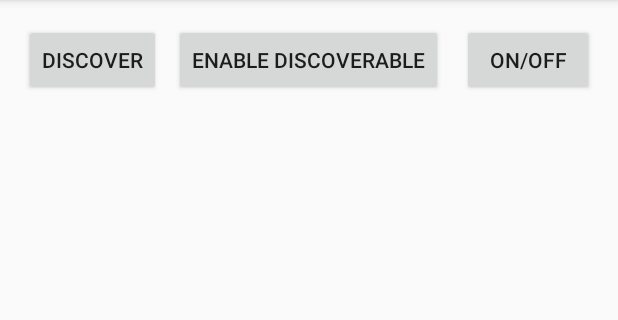
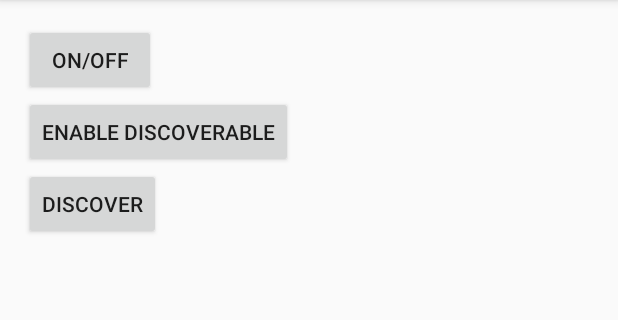
Before and after one commit to uvaishzafri/kavach, an Android app: the Setting screen opened directly, with no data from a screen before it, on a phone screen of 412 x 824 dp, the part 84-404 px from its top. Run offline under Robolectric (Android 15) with nearby library versions, the phone set to English and light mode, and no system bars.

Commit message:
minor bug fixes

```diff
--- a/app/src/main/AndroidManifest.xml
+++ b/app/src/main/AndroidManifest.xml
@@ -17,7 +17,7 @@
         android:roundIcon="@mipmap/ic_launcher_round"
         android:supportsRtl="true"
         android:theme="@style/AppTheme">
-        <activity android:name=".settings"></activity>
+        <activity android:name=".Setting"></activity>
         <activity android:name=".profile" />
         <activity android:name=".contacts" />
         <activity android:name=".MainActivity">
--- a/app/src/main/java/com/example/myapplication/settings.java
+++ b/app/src/main/java/com/example/myapplication/Setting.java
@@ -36,7 +36,7 @@ import static com.example.myapplication.contacts.c4;
 import static com.example.myapplication.contacts.c5;
 
 
-public class settings extends AppCompatActivity implements AdapterView.OnItemClickListener {
+public class Setting extends AppCompatActivity implements AdapterView.OnItemClickListener {
     private static final String TAG = "MainActivity";
 
     BluetoothAdapter mBluetoothAdapter;
@@ -206,7 +206,7 @@ public class settings extends AppCompatActivity implements AdapterView.OnItemCli
 
         mBluetoothAdapter = BluetoothAdapter.getDefaultAdapter();
 
-        lvNewDevices.setOnItemClickListener(settings.this);
+        lvNewDevices.setOnItemClickListener(Setting.this);
 
 
         btnONOFF.setOnClickListener(new View.OnClickListener() {
@@ -217,20 +217,8 @@ public class settings extends AppCompatActivity implements AdapterView.OnItemCli
             }
         });
 
-        btnStartConnection.setOnClickListener(new View.OnClickListener() {
-            @Override
-            public void onClick(View view) {
-                startConnection();
-            }
-        });
 
-        btnSend.setOnClickListener(new View.OnClickListener() {
-            @Override
-            public void onClick(View view) {
-                byte[] bytes = etSend.getText().toString().getBytes(Charset.defaultCharset());
-                // mBluetoothConnection.write(bytes);
-            }
-        });
+
 
     }
 
@@ -352,7 +340,7 @@ public class settings extends AppCompatActivity implements AdapterView.OnItemCli
             SendMsgToContacts();
 
             mBTDevice = mBTDevices.get(i);
-            mBluetoothConnection = new BluetoothConnectionService(settings.this);
+            mBluetoothConnection = new BluetoothConnectionService(Setting.this);
         }
     }
 
--- a/app/src/main/res/layout/activity_main.xml
+++ b/app/src/main/res/layout/activity_main.xml
@@ -87,6 +87,7 @@
           android:layout_weight="2"
            android:textColor="#33C4FF"
            android:text="SHOW SETTINGS"
+           android:id="@+id/tvsettings"
            android:gravity="center"
            android:textSize="40sp"/>
    </LinearLayout>
--- a/app/src/main/res/layout/activity_settings.xml
+++ b/app/src/main/res/layout/activity_settings.xml
@@ -1,5 +1,5 @@
 <?xml version="1.0" encoding="utf-8"?>
-<RelativeLayout
+<LinearLayout
     xmlns:android="http://schemas.android.com/apk/res/android"
     xmlns:tools="http://schemas.android.com/tools"
     android:id="@+id/activity_main"
@@ -9,9 +9,10 @@
     android:paddingLeft="@dimen/activity_horizontal_margin"
     android:paddingRight="@dimen/activity_horizontal_margin"
     android:paddingTop="@dimen/activity_vertical_margin"
-    tools:context="com.example.myapplication.settings">
+    tools:context="com.example.myapplication.Setting"
+    android:orientation="vertical">
 
-    <Button
+   <Button
         android:text="ON/OFF"
         android:layout_width="wrap_content"
         android:layout_height="wrap_content"
@@ -36,14 +37,15 @@
         android:onClick="btnDiscover"/>
 
     <ListView
-        android:layout_marginTop="15dp"
-
+        android:id="@+id/lvNewDevices"
         android:layout_width="match_parent"
         android:layout_height="match_parent"
-        android:id="@+id/lvNewDevices"/>
+
+
+     />
 
 
 
 
 
-</RelativeLayout>
+</LinearLayout>
```
Also changed, not shown: app/src/main/java/com/example/myapplication/MainActivity.java (+50 -2 lines).
